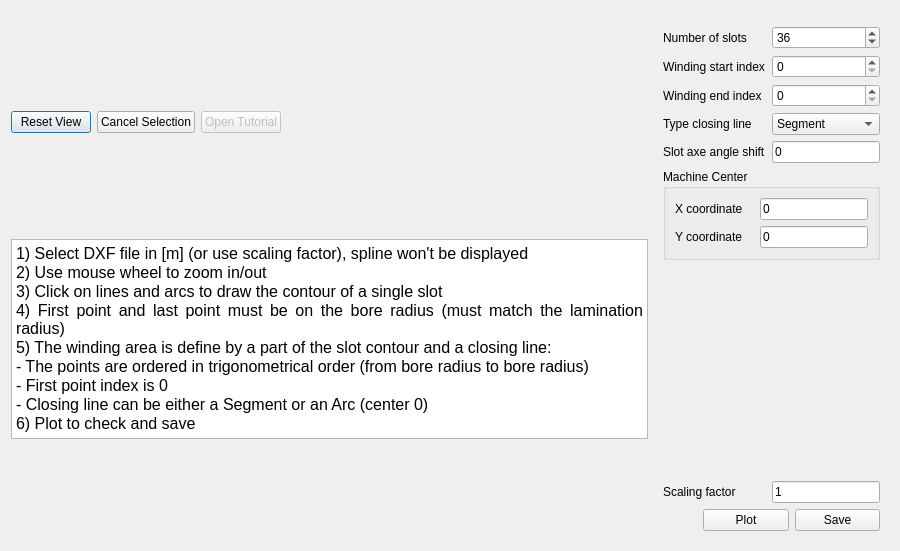
This is pyleecan/GUI/Dxf/DXF_Slot.ui in Eomys/pyleecan as Qt 5 draws it before an edit. The edited form follows.
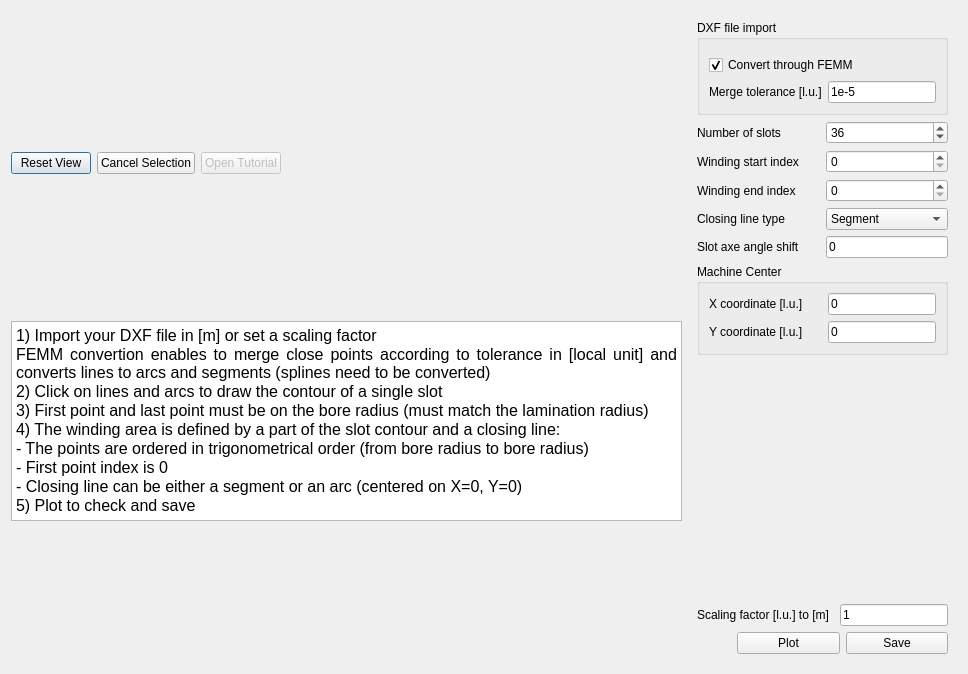
This is the edited form. Icons and pictures are not drawn. Custom widgets are drawn as their Qt base class.

Commit message: [NF] convert_dxf_with_FEMM cf issue #436

```diff
--- a/pyleecan/GUI/Dxf/DXF_Slot.ui
+++ b/pyleecan/GUI/Dxf/DXF_Slot.ui
@@ -6,8 +6,8 @@
    <rect>
     <x>0</x>
     <y>0</y>
-    <width>900</width>
-    <height>551</height>
+    <width>968</width>
+    <height>674</height>
    </rect>
   </property>
   <property name="windowTitle">
@@ -17,7 +17,7 @@
    <iconset resource="../Resources/pyleecan.qrc">
     <normaloff>:/images/images/icon/pyleecan_64.png</normaloff>:/images/images/icon/pyleecan_64.png</iconset>
   </property>
-  <layout class="QHBoxLayout" name="horizontalLayout_3">
+  <layout class="QHBoxLayout" name="horizontalLayout_5">
    <item>
     <layout class="QVBoxLayout" name="layout_plot">
      <item>
@@ -74,15 +74,15 @@
 &lt;html&gt;&lt;head&gt;&lt;meta name=&quot;qrichtext&quot; content=&quot;1&quot; /&gt;&lt;style type=&quot;text/css&quot;&gt;
 p, li { white-space: pre-wrap; }
 &lt;/style&gt;&lt;/head&gt;&lt;body style=&quot; font-family:'MS Shell Dlg 2'; font-size:7.8pt; font-weight:400; font-style:normal;&quot;&gt;
-&lt;p align=&quot;justify&quot; style=&quot; margin-top:0px; margin-bottom:0px; margin-left:0px; margin-right:0px; -qt-block-indent:0; text-indent:0px;&quot;&gt;&lt;span style=&quot; font-size:12pt;&quot;&gt;1) Select DXF file in [m] (or use scaling factor), spline won't be displayed&lt;/span&gt;&lt;/p&gt;
-&lt;p align=&quot;justify&quot; style=&quot; margin-top:0px; margin-bottom:0px; margin-left:0px; margin-right:0px; -qt-block-indent:0; text-indent:0px;&quot;&gt;&lt;span style=&quot; font-size:12pt;&quot;&gt;2) Use mouse wheel to zoom in/out&lt;/span&gt;&lt;/p&gt;
-&lt;p align=&quot;justify&quot; style=&quot; margin-top:0px; margin-bottom:0px; margin-left:0px; margin-right:0px; -qt-block-indent:0; text-indent:0px;&quot;&gt;&lt;span style=&quot; font-size:12pt;&quot;&gt;3) Click on lines and arcs to draw the contour of a single slot&lt;/span&gt;&lt;/p&gt;
-&lt;p align=&quot;justify&quot; style=&quot; margin-top:0px; margin-bottom:0px; margin-left:0px; margin-right:0px; -qt-block-indent:0; text-indent:0px;&quot;&gt;&lt;span style=&quot; font-size:12pt;&quot;&gt;4) First point and last point must be on the bore radius (must match the lamination radius)&lt;/span&gt;&lt;/p&gt;
-&lt;p align=&quot;justify&quot; style=&quot; margin-top:0px; margin-bottom:0px; margin-left:0px; margin-right:0px; -qt-block-indent:0; text-indent:0px;&quot;&gt;&lt;span style=&quot; font-size:12pt;&quot;&gt;5) The winding area is define by a part of the slot contour and a closing line:&lt;/span&gt;&lt;/p&gt;
-&lt;p align=&quot;justify&quot; style=&quot; margin-top:0px; margin-bottom:0px; margin-left:0px; margin-right:0px; -qt-block-indent:0; text-indent:0px;&quot;&gt;&lt;span style=&quot; font-size:12pt;&quot;&gt;- The points are ordered in trigonometrical order (from bore radius to bore radius)&lt;/span&gt;&lt;/p&gt;
-&lt;p align=&quot;justify&quot; style=&quot; margin-top:0px; margin-bottom:0px; margin-left:0px; margin-right:0px; -qt-block-indent:0; text-indent:0px;&quot;&gt;&lt;span style=&quot; font-size:12pt;&quot;&gt;- First point index is 0&lt;/span&gt;&lt;/p&gt;
-&lt;p align=&quot;justify&quot; style=&quot; margin-top:0px; margin-bottom:0px; margin-left:0px; margin-right:0px; -qt-block-indent:0; text-indent:0px;&quot;&gt;&lt;span style=&quot; font-size:12pt;&quot;&gt;- Closing line can be either a Segment or an Arc (center 0)&lt;/span&gt;&lt;/p&gt;
-&lt;p align=&quot;justify&quot; style=&quot; margin-top:0px; margin-bottom:0px; margin-left:0px; margin-right:0px; -qt-block-indent:0; text-indent:0px;&quot;&gt;&lt;span style=&quot; font-size:12pt;&quot;&gt;6) Plot to check and save&lt;/span&gt;&lt;/p&gt;&lt;/body&gt;&lt;/html&gt;</string>
+&lt;p align=&quot;justify&quot; style=&quot; margin-top:0px; margin-bottom:0px; margin-left:0px; margin-right:0px; -qt-block-indent:0; text-indent:0px;&quot;&gt;&lt;span style=&quot; font-family:'MS Shell Dlg 2'; font-size:12pt;&quot;&gt;1) Import your DXF file in [m] or set a scaling factor&lt;/span&gt;&lt;/p&gt;
+&lt;p align=&quot;justify&quot; style=&quot; margin-top:0px; margin-bottom:0px; margin-left:0px; margin-right:0px; -qt-block-indent:0; text-indent:0px;&quot;&gt;&lt;span style=&quot; font-family:'MS Shell Dlg 2'; font-size:12pt;&quot;&gt;FEMM convertion enables to merge close points according to tolerance in [local unit] and converts lines to arcs and segments (splines need to be converted)&lt;/span&gt;&lt;/p&gt;
+&lt;p align=&quot;justify&quot; style=&quot; margin-top:0px; margin-bottom:0px; margin-left:0px; margin-right:0px; -qt-block-indent:0; text-indent:0px;&quot;&gt;&lt;span style=&quot; font-family:'MS Shell Dlg 2'; font-size:12pt;&quot;&gt;2) Click on lines and arcs to draw the contour of a single slot&lt;/span&gt;&lt;/p&gt;
+&lt;p align=&quot;justify&quot; style=&quot; margin-top:0px; margin-bottom:0px; margin-left:0px; margin-right:0px; -qt-block-indent:0; text-indent:0px;&quot;&gt;&lt;span style=&quot; font-family:'MS Shell Dlg 2'; font-size:12pt;&quot;&gt;3) First point and last point must be on the bore radius (must match the lamination radius)&lt;/span&gt;&lt;/p&gt;
+&lt;p align=&quot;justify&quot; style=&quot; margin-top:0px; margin-bottom:0px; margin-left:0px; margin-right:0px; -qt-block-indent:0; text-indent:0px;&quot;&gt;&lt;span style=&quot; font-family:'MS Shell Dlg 2'; font-size:12pt;&quot;&gt;4) The winding area is defined by a part of the slot contour and a closing line:&lt;/span&gt;&lt;/p&gt;
+&lt;p align=&quot;justify&quot; style=&quot; margin-top:0px; margin-bottom:0px; margin-left:0px; margin-right:0px; -qt-block-indent:0; text-indent:0px;&quot;&gt;&lt;span style=&quot; font-family:'MS Shell Dlg 2'; font-size:12pt;&quot;&gt;- The points are ordered in trigonometrical order (from bore radius to bore radius)&lt;/span&gt;&lt;/p&gt;
+&lt;p align=&quot;justify&quot; style=&quot; margin-top:0px; margin-bottom:0px; margin-left:0px; margin-right:0px; -qt-block-indent:0; text-indent:0px;&quot;&gt;&lt;span style=&quot; font-family:'MS Shell Dlg 2'; font-size:12pt;&quot;&gt;- First point index is 0&lt;/span&gt;&lt;/p&gt;
+&lt;p align=&quot;justify&quot; style=&quot; margin-top:0px; margin-bottom:0px; margin-left:0px; margin-right:0px; -qt-block-indent:0; text-indent:0px;&quot;&gt;&lt;span style=&quot; font-family:'MS Shell Dlg 2'; font-size:12pt;&quot;&gt;- Closing line can be either a segment or an arc (centered on X=0, Y=0)&lt;/span&gt;&lt;/p&gt;
+&lt;p align=&quot;justify&quot; style=&quot; margin-top:0px; margin-bottom:0px; margin-left:0px; margin-right:0px; -qt-block-indent:0; text-indent:0px;&quot;&gt;&lt;span style=&quot; font-family:'MS Shell Dlg 2'; font-size:12pt;&quot;&gt;5) Plot to check and save&lt;/span&gt;&lt;/p&gt;&lt;/body&gt;&lt;/html&gt;</string>
        </property>
       </widget>
      </item>
@@ -96,15 +96,58 @@
        <height>16777215</height>
       </size>
      </property>
-     <layout class="QVBoxLayout" name="verticalLayout">
+     <layout class="QVBoxLayout" name="verticalLayout_2">
       <item>
-       <widget class="WPathSelector" name="w_path_selector" native="true">
-        <property name="sizePolicy">
-         <sizepolicy hsizetype="Fixed" vsizetype="Preferred">
-          <horstretch>0</horstretch>
-          <verstretch>0</verstretch>
-         </sizepolicy>
+       <widget class="QGroupBox" name="g_import">
+        <property name="title">
+         <string>DXF file import</string>
         </property>
+        <layout class="QVBoxLayout" name="verticalLayout">
+         <item>
+          <widget class="WPathSelector" name="w_path_selector" native="true">
+           <property name="sizePolicy">
+            <sizepolicy hsizetype="Fixed" vsizetype="Preferred">
+             <horstretch>0</horstretch>
+             <verstretch>0</verstretch>
+            </sizepolicy>
+           </property>
+          </widget>
+         </item>
+         <item>
+          <widget class="QCheckBox" name="is_convert">
+           <property name="text">
+            <string>Convert through FEMM</string>
+           </property>
+           <property name="checked">
+            <bool>true</bool>
+           </property>
+          </widget>
+         </item>
+         <item>
+          <layout class="QHBoxLayout" name="horizontalLayout_3">
+           <item>
+            <widget class="QLabel" name="in_tol">
+             <property name="text">
+              <string>Merge tolerance [l.u.]</string>
+             </property>
+            </widget>
+           </item>
+           <item>
+            <widget class="FloatEdit" name="lf_tol">
+             <property name="sizePolicy">
+              <sizepolicy hsizetype="Minimum" vsizetype="Fixed">
+               <horstretch>0</horstretch>
+               <verstretch>0</verstretch>
+              </sizepolicy>
+             </property>
+             <property name="text">
+              <string>1e-5</string>
+             </property>
+            </widget>
+           </item>
+          </layout>
+         </item>
+        </layout>
        </widget>
       </item>
       <item>
@@ -161,7 +204,7 @@
         <item row="3" column="0">
          <widget class="QLabel" name="in_type_line">
           <property name="text">
-           <string>Type closing line</string>
+           <string>Closing line type</string>
           </property>
          </widget>
         </item>
@@ -210,7 +253,7 @@
          <item row="0" column="0">
           <widget class="QLabel" name="in_coord_center_X">
            <property name="text">
-            <string>X coordinate</string>
+            <string>X coordinate [l.u.]</string>
            </property>
           </widget>
          </item>
@@ -230,7 +273,7 @@
          <item row="1" column="0">
           <widget class="QLabel" name="in_coord_center_Y">
            <property name="text">
-            <string>Y coordinate</string>
+            <string>Y coordinate [l.u.]</string>
            </property>
           </widget>
          </item>
@@ -277,7 +320,7 @@
         <item>
          <widget class="QLabel" name="in_scaling">
           <property name="text">
-           <string>Scaling factor</string>
+           <string>Scaling factor [l.u.] to [m]</string>
           </property>
          </widget>
         </item>
```
The commit also changes 6 other files.
